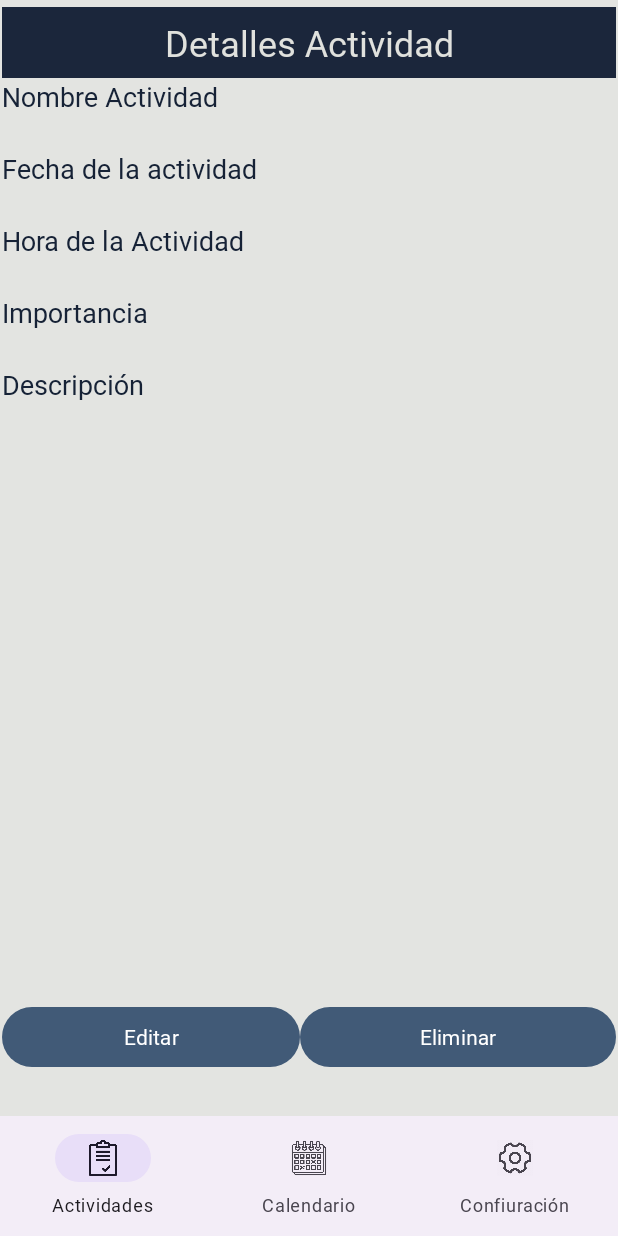
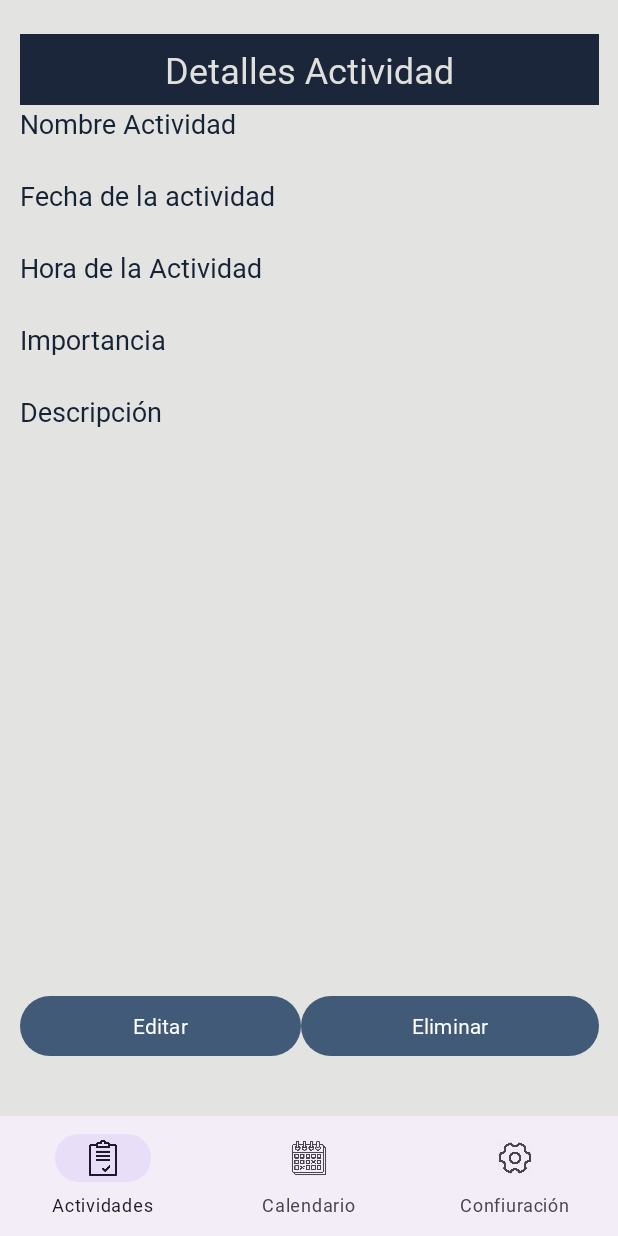
Before and after one commit to SebastianRD14/Agend-In, an Android app: the fragment task_detail_fragment placed in its activity, on a phone screen of 412 x 824 dp. Run offline under Robolectric (Android 15) with nearby library versions, the phone set to English and light mode, and no system bars; our stand-ins replace Room's generated code.

Commit message:
feat: notificaciones y arreglos del layout

```diff
--- a/app/src/main/AndroidManifest.xml
+++ b/app/src/main/AndroidManifest.xml
@@ -1,6 +1,8 @@
 <?xml version="1.0" encoding="utf-8"?>
 <manifest xmlns:android="http://schemas.android.com/apk/res/android"
     xmlns:tools="http://schemas.android.com/tools">
+    <uses-permission android:name="android.permission.POST_NOTIFICATIONS" />
+    <uses-permission android:name="android.permission.SCHEDULE_EXACT_ALARM"/>
 
     <application
         android:allowBackup="true"
@@ -20,6 +22,7 @@
                 <category android:name="android.intent.category.LAUNCHER" />
             </intent-filter>
         </activity>
+        <receiver android:name=".ReminderReceiver" />
     </application>
 
 </manifest>
--- a/app/src/main/java/com/srd14/agend_in/MainActivity.java
+++ b/app/src/main/java/com/srd14/agend_in/MainActivity.java
@@ -1,7 +1,15 @@
 package com.srd14.agend_in;
 
+import android.app.AlarmManager;
+import android.app.PendingIntent;
+import android.content.Context;
+import android.content.Intent;
+import android.content.pm.PackageManager;
+import android.os.Build;
 import android.os.Bundle;
+import android.provider.Settings;
 import android.view.MenuItem;
+import android.widget.Toast;
 
 import androidx.annotation.NonNull;
 import androidx.appcompat.app.AppCompatActivity;
@@ -17,6 +25,7 @@ import com.srd14.agend_in.task_detail_fragment;
 import com.srd14.agend_in.task_fragment;
 import com.srd14.agend_in.tasklist_fragment;
 
+import java.util.Calendar;
 
 
 public class MainActivity extends AppCompatActivity {
@@ -36,8 +45,29 @@ public class MainActivity extends AppCompatActivity {
             getSupportFragmentManager().beginTransaction()
                     .replace(R.id.fragment_container, new tasklist_fragment()).commit();
         }
+
+        if (android.os.Build.VERSION.SDK_INT >= android.os.Build.VERSION_CODES.TIRAMISU) {
+            if (checkSelfPermission(android.Manifest.permission.POST_NOTIFICATIONS)
+                    != PackageManager.PERMISSION_GRANTED) {
+                requestPermissions(new String[]{android.Manifest.permission.POST_NOTIFICATIONS}, 1);
+            }
+        }
+
+        checkAndRequestExactAlarmPermission(this);
+
     }
 
+    public static void checkAndRequestExactAlarmPermission(Context context) {
+        if (Build.VERSION.SDK_INT >= Build.VERSION_CODES.S) {
+            AlarmManager alarmManager = (AlarmManager) context.getSystemService(Context.ALARM_SERVICE);
+            if (alarmManager != null && !alarmManager.canScheduleExactAlarms()) {
+                Toast.makeText(context, "⚠️ Se necesita permiso para alarmas exactas.", Toast.LENGTH_LONG).show();
+                Intent intent = new Intent(Settings.ACTION_REQUEST_SCHEDULE_EXACT_ALARM);
+                intent.setFlags(Intent.FLAG_ACTIVITY_NEW_TASK);
+                context.startActivity(intent);
+            }
+        }
+    }
     private boolean NavigationBarView;
     NavigationBarView.OnItemSelectedListener navListener =
             new NavigationBarView.OnItemSelectedListener() {
--- a/app/src/main/java/com/srd14/agend_in/edit_task_fragment.java
+++ b/app/src/main/java/com/srd14/agend_in/edit_task_fragment.java
@@ -100,6 +100,9 @@ public class edit_task_fragment extends Fragment {
         executor.execute(() -> {
             AppDatabase.getDatabase(getContext()).taskDao().update(currentTask);
 
+            // Reprogramar la alarma con los nuevos datos
+            AlarmScheduler.scheduleTaskAlarm(getContext(), currentTask);
+
             // Regresar a la pantalla anterior en el hilo principal
             if (getActivity() != null) {
                 getActivity().runOnUiThread(() -> {
--- a/app/src/main/res/layout/calendar_view.xml
+++ b/app/src/main/res/layout/calendar_view.xml
@@ -3,7 +3,8 @@
     xmlns:app="http://schemas.android.com/apk/res-auto"
     xmlns:tools="http://schemas.android.com/tools"
     android:layout_width="match_parent"
-    android:layout_height="match_parent">
+    android:layout_height="match_parent"
+    android:fitsSystemWindows="true">
 
     <LinearLayout
         android:id="@+id/linearLayout3"
--- a/app/src/main/res/layout/edit_task_view.xml
+++ b/app/src/main/res/layout/edit_task_view.xml
@@ -1,11 +1,13 @@
 <?xml version="1.0" encoding="utf-8"?>
 <androidx.constraintlayout.widget.ConstraintLayout xmlns:android="http://schemas.android.com/apk/res/android"
     xmlns:app="http://schemas.android.com/apk/res-auto"
+    xmlns:tools="http://schemas.android.com/tools"
     android:layout_width="match_parent"
     android:layout_height="match_parent">
+
     <LinearLayout
-        android:layout_width="409dp"
-        android:layout_height="729dp"
+        android:layout_width="383dp"
+        android:layout_height="674dp"
         android:layout_marginStart="1dp"
         android:layout_marginTop="1dp"
         android:layout_marginEnd="1dp"
--- a/app/src/main/res/layout/task_detail_view.xml
+++ b/app/src/main/res/layout/task_detail_view.xml
@@ -1,11 +1,13 @@
 <?xml version="1.0" encoding="utf-8"?>
 <androidx.constraintlayout.widget.ConstraintLayout xmlns:android="http://schemas.android.com/apk/res/android"
     xmlns:app="http://schemas.android.com/apk/res-auto"
+    xmlns:tools="http://schemas.android.com/tools"
     android:layout_width="match_parent"
     android:layout_height="match_parent">
+
     <LinearLayout
-        android:layout_width="409dp"
-        android:layout_height="729dp"
+        android:layout_width="386dp"
+        android:layout_height="694dp"
         android:layout_marginStart="1dp"
         android:layout_marginTop="1dp"
         android:layout_marginEnd="1dp"
@@ -20,45 +22,45 @@
             android:id="@+id/textView2"
             android:layout_width="match_parent"
             android:layout_height="47dp"
-            android:text="@string/detalles_actividad"
             android:background="@color/azul_marino"
             android:gravity="center"
+            android:text="@string/detalles_actividad"
             android:textColor="@color/gris_suave"
             android:textSize="24sp"
-            android:textStyle="bold"/>
+            android:textStyle="bold" />
 
         <TextView
             android:id="@+id/editTextText"
             android:layout_width="match_parent"
             android:layout_height="48dp"
-            android:textSize="18sp"
-            android:text="@string/nombre_actividad"/>
+            android:text="@string/nombre_actividad"
+            android:textSize="18sp" />
 
         <TextView
             android:id="@+id/editTextDate3"
             android:layout_width="match_parent"
             android:layout_height="48dp"
-            android:textSize="18sp"
-            android:text="@string/fecha_actividad"/>
+            android:text="@string/fecha_actividad"
+            android:textSize="18sp" />
 
         <TextView
             android:id="@+id/editTextTime2"
             android:layout_width="match_parent"
             android:layout_height="48dp"
-            android:textSize="18sp"
-            android:text="@string/hora_actividad" />
+            android:text="@string/hora_actividad"
+            android:textSize="18sp" />
 
         <TextView
             android:id="@+id/spinner"
             android:layout_width="match_parent"
             android:layout_height="48dp"
-            android:textSize="18sp"
-            android:text="@string/importancia"/>
+            android:text="@string/importancia"
+            android:textSize="18sp" />
 
         <TextView
             android:id="@+id/textView"
             android:layout_width="match_parent"
-            android:layout_height="423dp"
+            android:layout_height="398dp"
             android:text="@string/descripcion"
             android:textSize="18sp" />
 
```
Also changed, not shown: app/src/main/java/com/srd14/agend_in/AlarmScheduler.java (added, +62 -0 lines), app/src/main/java/com/srd14/agend_in/NotificationHelper.java (added, +38 -0 lines), app/src/main/java/com/srd14/agend_in/ReminderReceiver.java (added, +14 -0 lines), app/src/main/java/com/srd14/agend_in/add_task_fragment.java (+55 -4 lines), app/src/main/res/layout/add_task_view.xml (+5 -5 lines), app/src/main/res/layout/settings_view.xml (+7 -10 lines), app/src/main/res/drawable/ic_notification.png (added), 1 other file.
